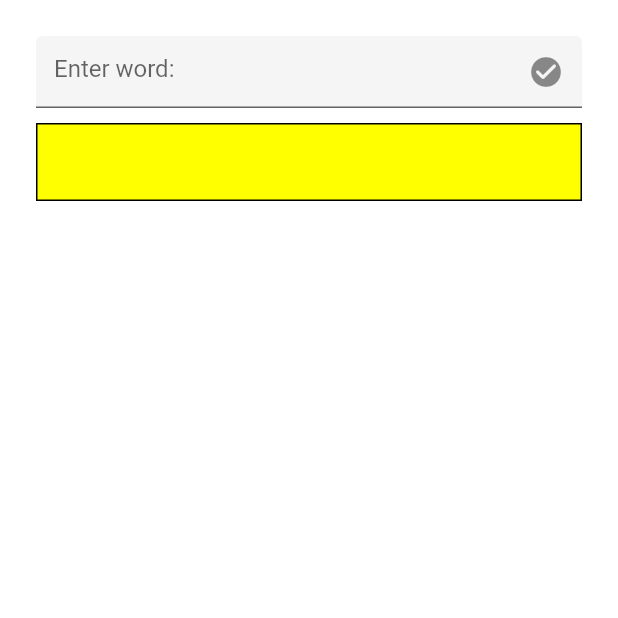
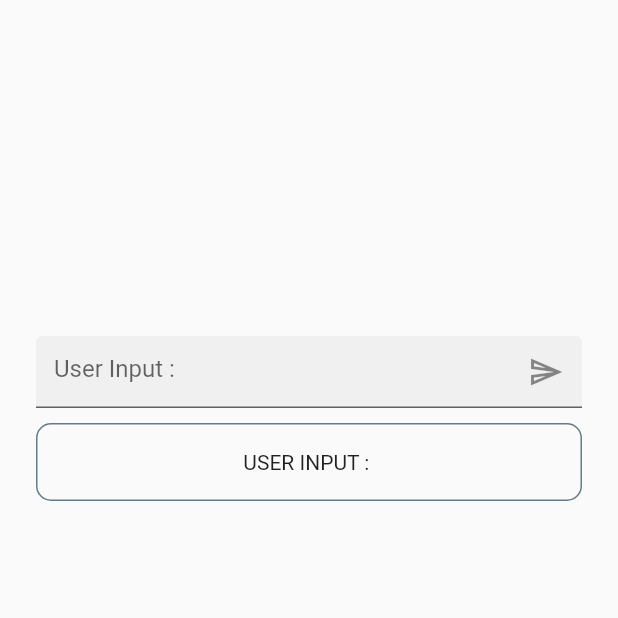
Before and after one commit to amierulhazwan/amirul-hazwan-practice-6, a Flutter app: the screen it shows after launch, on a phone screen of 412 x 824 dp, the top half of it. Run offline on Flutter 3.47's test engine with Material 2 defaults, Android fonts, the phone set to English and light mode, and no system bars; our stand-ins replace bloc, flutter_bloc.

Commit message:
Practice 2 Update

```diff
--- a/Practice 2/lib/text_cubit.dart
+++ b/Practice 2/lib/input_cubit.dart
@@ -1,7 +1,7 @@
 import 'package:flutter_bloc/flutter_bloc.dart';
 
-class TextCubit extends Cubit<String> {
-  TextCubit() : super('');
+class InputCubit extends Cubit<String> {
+  InputCubit() : super('');
 
   void capatalise(word) {
     emit(word.toUpperCase());
--- a/Practice 2/lib/main.dart
+++ b/Practice 2/lib/main.dart
@@ -2,7 +2,7 @@
 import 'package:flutter/material.dart';
 import 'package:flutter_bloc/flutter_bloc.dart';
 
-import 'text_cubit.dart';
+import 'input_cubit.dart';
 
 void main() {
   runApp(const MyApp());
@@ -15,12 +15,12 @@
   @override
   Widget build(BuildContext context) {
     return MaterialApp(
-      title: 'Flutter Demo',
+      title: 'Flutter Bloc Demo',
       theme: ThemeData(
-        primarySwatch: Colors.blue,
+        primarySwatch: Colors.amber,
       ),
       home: BlocProvider(
-        create: (context) => TextCubit(),
+        create: (context) => InputCubit(),
         child: MyHomePage(),
       ),
     );
@@ -41,28 +41,29 @@
   Widget build(BuildContext context) {
     return MaterialApp(
       home: Scaffold(
-        backgroundColor: Colors.white,
+        // backgroundColor: Colors.white,
         body: Container(
+          margin: EdgeInsets.only(top: 200),
           padding: EdgeInsets.all(24.0),
           child: Center(
             child: Column(
               children: <Widget>[
-                BlocBuilder<TextCubit, String>(
-                    bloc: context.read<TextCubit>(),
+                BlocBuilder<InputCubit, String>(
+                    bloc: context.read<InputCubit>(),
                     builder: (context, state) {
                       return Column(
                         children: [
                           TextFormField(
                             decoration: InputDecoration(
-                              hintText: 'Enter word: ',
-                              fillColor: Colors.grey[100],
+                              hintText: 'User Input : ',
+                              // fillColor: Colors.grey[100],
                               filled: true,
                               suffixIcon: IconButton(
                                 onPressed: () {
                                   print(state);
-                                  context.read<TextCubit>().capatalise(state);
+                                  context.read<InputCubit>().capatalise(state);
                                 },
-                                icon: const Icon(Icons.check_circle_rounded),
+                                icon: const Icon(Icons.send_outlined),
                               ),
                             ),
                             onChanged: (String? value) {
@@ -73,21 +74,22 @@
                       );
                     }),
                 BlocBuilder(
-                    bloc: context.read<TextCubit>(),
+                    bloc: context.read<InputCubit>(),
                     builder: (context, state) {
                       return Container(
                         margin: const EdgeInsets.only(top: 10, bottom: 10),
                         decoration: BoxDecoration(
+                          borderRadius: BorderRadius.circular(10),
                           border: Border.all(
-                            color: Colors.black,
+                            color: Colors.blueGrey,
                           ),
-                          color: Colors.yellowAccent,
+                          // color: Colors.blue,
                         ),
                         child: Container(
                           height: 50,
                           child: Row(
                             mainAxisAlignment: MainAxisAlignment.center,
-                            children: [Text('$state')],
+                            children: [Text('USER INPUT : $state')],
                           ),
                         ),
                       );
```
Also changed, not shown: 3 other files.
